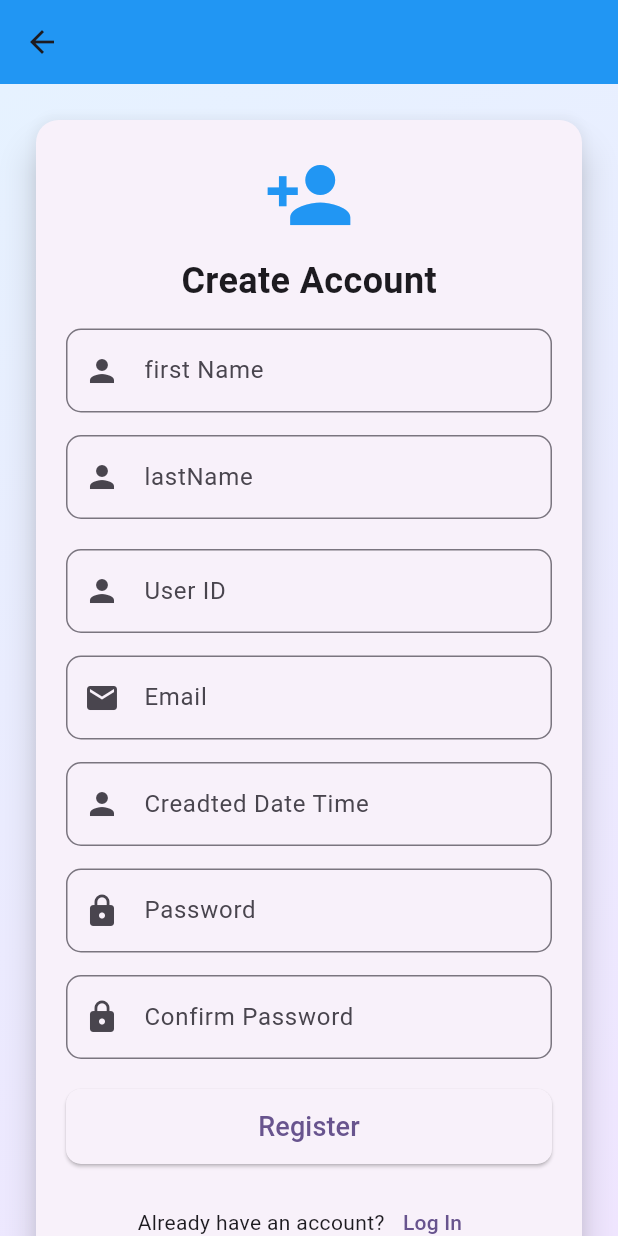
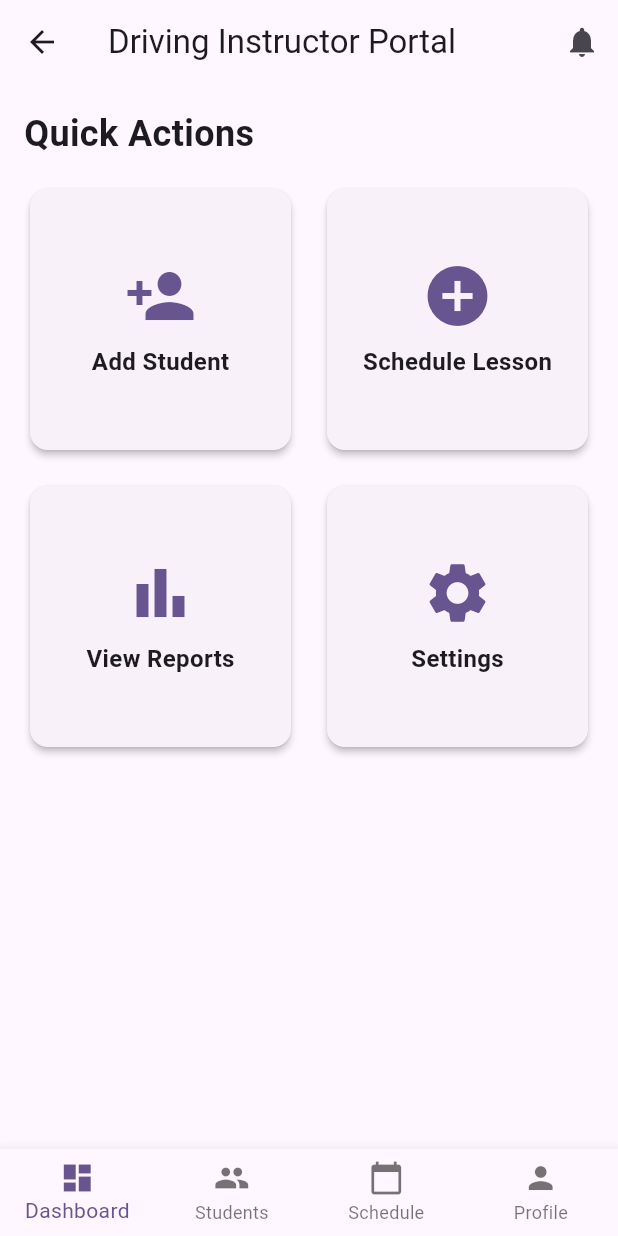
Before and after one commit to sanadabushawqi/finalproject, a Flutter app: the RegisterPage screen opened directly, after a tap on "Register", on a phone screen of 412 x 824 dp. Run offline on Flutter 3.47's test engine with Material 3 defaults, Android fonts, the phone set to English and light mode, and no system bars; drawn by our look-alikes of flutter_animate; missing offline and left inert: mysql1.

Commit message:
Merge remote-tracking branch 'origin/master'

```diff
--- a/lib/Views/RegisterScreen.dart
+++ b/lib/Views/RegisterScreen.dart
@@ -7,6 +7,7 @@ import '../Models/Student.dart';
 import '../Models/User.dart';
 import '../Utils/DB.dart';
 import 'package:flutter_animate/flutter_animate.dart';
+import 'teacherhomepage.dart';
 
 class RegisterPage extends StatefulWidget {
   const RegisterPage({Key? key}) : super(key: key);
@@ -300,6 +301,7 @@ class _RegisterPageState extends State<RegisterPage> {
                               user.createdDateTime = _CreadtedDateTimeController.text;
                             user.password = _passwordController.text;
                             insertUser(user);
+                            Navigator.push(context, MaterialPageRoute(builder: (context) => teacherHomeScreen()));
                             },
                           style: ElevatedButton.styleFrom(
                             minimumSize: const Size(double.infinity, 50),
--- a/lib/Views/teacherhomepage.dart
+++ b/lib/Views/teacherhomepage.dart
@@ -0,0 +1,200 @@
+import 'package:flutter/material.dart';
+
+
+
+class teacherHomeScreen extends StatefulWidget {
+  const teacherHomeScreen({super.key});
+
+  @override
+  State<teacherHomeScreen> createState() => _teacherHomeScreen();
+}
+
+class _teacherHomeScreen extends State<teacherHomeScreen> {
+  int _currentIndex = 0;
+
+  final List<Widget> _screens = [
+    const DashboardScreen(),
+    const StudentsScreen(),
+    const ScheduleScreen(),
+    const ProfileScreen(),
+  ];
+
+  @override
+  Widget build(BuildContext context) {
+    return Scaffold(
+      appBar: AppBar(
+        title: const Text('Driving Instructor Portal'),
+        actions: [
+          IconButton(
+            icon: const Icon(Icons.notifications),
+            onPressed: () {
+              // TODO: Implement notifications
+            },
+          ),
+        ],
+      ),
+      body: _screens[_currentIndex],
+      bottomNavigationBar: BottomNavigationBar(
+        currentIndex: _currentIndex,
+        type: BottomNavigationBarType.fixed,
+        onTap: (index) {
+          setState(() {
+            _currentIndex = index;
+          });
+        },
+        items: const [
+          BottomNavigationBarItem(
+            icon: Icon(Icons.dashboard),
+            label: 'Dashboard',
+          ),
+          BottomNavigationBarItem(
+            icon: Icon(Icons.people),
+            label: 'Students',
+          ),
+          BottomNavigationBarItem(
+            icon: Icon(Icons.calendar_today),
+            label: 'Schedule',
+          ),
+          BottomNavigationBarItem(
+            icon: Icon(Icons.person),
+            label: 'Profile',
+          ),
+        ],
+      ),
+    );
+  }
+}
+
+class DashboardScreen extends StatelessWidget {
+  const DashboardScreen({super.key});
+
+  @override
+  Widget build(BuildContext context) {
+    return Padding(
+      padding: const EdgeInsets.all(16.0),
+      child: Column(
+        crossAxisAlignment: CrossAxisAlignment.start,
+        children: [
+          const Text(
+            'Quick Actions',
+            style: TextStyle(fontSize: 24, fontWeight: FontWeight.bold),
+          ),
+          const SizedBox(height: 16),
+          GridView.count(
+            shrinkWrap: true,
+            crossAxisCount: 2,
+            crossAxisSpacing: 16,
+            mainAxisSpacing: 16,
+            children: [
+              _buildActionCard(
+                context,
+                'Add Student',
+                Icons.person_add,
+                    () {
+                  // TODO: Implement add student
+                },
+              ),
+              _buildActionCard(
+                context,
+                'Schedule Lesson',
+                Icons.add_circle,
+                    () {
+                  // TODO: Implement schedule lesson
+                },
+              ),
+              _buildActionCard(
+                context,
+                'View Reports',
+                Icons.bar_chart,
+                    () {
+                  // TODO: Implement reports
+                },
+              ),
+              _buildActionCard(
+                context,
+                'Settings',
+                Icons.settings,
+                    () {
+                  // TODO: Implement settings
+                },
+              ),
+            ],
+          ),
+        ],
+      ),
+    );
+  }
+
+  Widget _buildActionCard(
+      BuildContext context,
+      String title,
+      IconData icon,
+      VoidCallback onTap,
+      ) {
+    return Card(
+      elevation: 2,
+      child: InkWell(
+        onTap: onTap,
+        child: Column(
+          mainAxisAlignment: MainAxisAlignment.center,
+          children: [
+            Icon(icon, size: 48, color: Theme.of(context).primaryColor),
+            const SizedBox(height: 8),
+            Text(
+              title,
+              style: const TextStyle(fontSize: 16, fontWeight: FontWeight.bold),
+            ),
+          ],
+        ),
+      ),
+    );
+  }
+}
+
+class StudentsScreen extends StatelessWidget {
+  const StudentsScreen({super.key});
+
+  @override
+  Widget build(BuildContext context) {
+    return ListView.builder(
+      itemCount: 10, // Replace with actual student data
+      itemBuilder: (context, index) {
+        return ListTile(
+          leading: const CircleAvatar(
+            child: Icon(Icons.person),
+          ),
+          title: Text('Student ${index + 1}'),
+          subtitle: const Text('Last lesson: 01/02/2025'),
+          trailing: IconButton(
+            icon: const Icon(Icons.more_vert),
+            onPressed: () {
+              // TODO: Implement student options menu
+            },
+          ),
+        );
+      },
+    );
+  }
+}
+
+class ScheduleScreen extends StatelessWidget {
+  const ScheduleScreen({super.key});
+
+  @override
+  Widget build(BuildContext context) {
+    return const Center(
+      child: Text('Schedule Screen - Coming Soon'),
+    );
+  }
+}
+
+class ProfileScreen extends StatelessWidget {
+  const ProfileScreen({super.key});
+
+  @override
+  Widget build(BuildContext context) {
+    return const Center(
+      child: Text('Profile Screen - Coming Soon'),
+    );
+  }
+}
```
